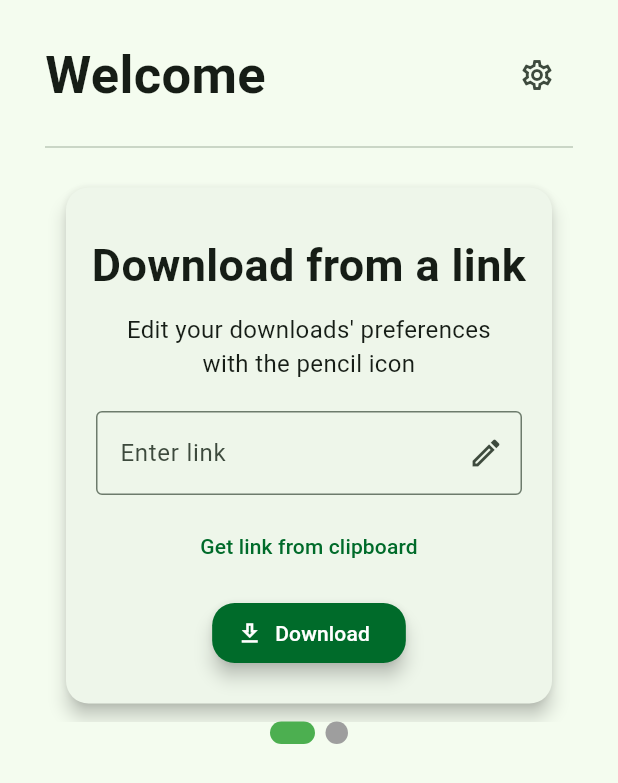
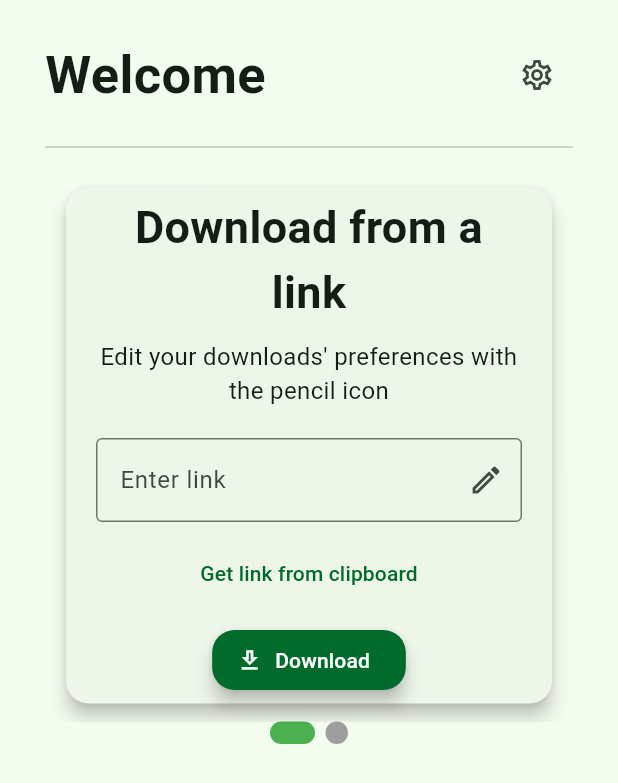
Before and after one commit to Hari-Patel1/Old-Yt-DlpGuiGrabber-Frontend, a Flutter app: the screen it shows after launch, after a tap on "Get link from clipboard", on a phone screen of 412 x 824 dp. Shown: the top 783 px of the screen. Run offline on Flutter 3.47's test engine with Material 3 defaults, Android fonts, the phone set to English and light mode, and no system bars; drawn by our look-alikes of smooth_page_indicator; our stand-ins replace bloc, equatable, flutter_bloc, google_fonts, shared_preferences.

Commit message:
Merge remote-tracking branch 'origin/main'
# Conflicts:
#	lib/main.dart
#	macos/Flutter/GeneratedPluginRegistrant.swift
#	pubspec.lock
#	pubspec.yaml

```diff
--- a/lib/elements/card_element.dart
+++ /dev/null
@@ -1,200 +0,0 @@
-import 'package:flutter/material.dart';
-import 'package:smooth_page_indicator/smooth_page_indicator.dart';
-import 'package:yt_dlp_gui_grabber/elements/dialog_element.dart';
-
-import '../methods/get_clipboard_method.dart';
-
-class CardView extends StatefulWidget {
-  const CardView({super.key});
-
-  @override
-  State<CardView> createState() => _CardViewState();
-}
-
-class _CardViewState extends State<CardView> {
-  final PageController _pageController = PageController();
-  final int _numPages = 2;
-  final TextEditingController _textEditingController = TextEditingController();
-
-
-  @override
-  void dispose() {
-    _pageController.dispose();
-    super.dispose();
-  }
-
-  @override
-  Widget build(BuildContext context) {
-    return Column(
-      children: [
-        SizedBox(
-          height: 360,
-          child: PageView.builder(
-            controller: _pageController,
-            itemCount: _numPages,
-            itemBuilder: (context, index) {
-              // Each page of the PageView will be a Card
-              if (index == 0) {
-                return Padding(
-                  padding: const EdgeInsets.symmetric(horizontal: 10.0),
-                  child: Padding(
-                    padding: const EdgeInsets.only(bottom: 8.0),
-                    child: Card(
-                      elevation: 5, // Adds a shadow
-                      shape: const RoundedRectangleBorder(
-                        borderRadius: BorderRadius.all(
-                          Radius.circular(15.0),
-                        ), // Rounded corners
-                      ),
-                      child: Center(
-                        child: Column(
-                          children: [
-                            Padding(
-                              padding: const EdgeInsets.only(top: 30),
-                              child: Text(
-                                "Download from a link",
-                                textAlign: TextAlign.center,
-                                style: const TextStyle(
-                                  fontSize: 30,
-                                  fontWeight: FontWeight.bold,
-                                ),
-                              ),
-                            ),
-                            const SizedBox(height: 10),
-                            Padding(
-                              padding: const EdgeInsets.symmetric(
-                                horizontal: 30.0,
-                              ),
-                              child: Text(
-                                "Edit your downloads' preferences with the pencil icon",
-                                textAlign: TextAlign.center,
-                                style: const TextStyle(fontSize: 16),
-                              ),
-                            ),
-                            const SizedBox(height: 20),
-
-                            Padding(
-                              padding: const EdgeInsets.symmetric(
-                                horizontal: 20.0,
-                              ),
-                              child: TextFormField(
-                                controller: _textEditingController,
-                                decoration: InputDecoration(
-                                  border: OutlineInputBorder(),
-                                  labelText: "Enter link",
-                                  hintText: "Enter a valid link",
-                                  suffixIcon: IconButton(
-                                    icon: const Icon(Icons.edit_outlined),
-                                    onPressed: () {
-                                      showDialog(
-                                        context: context,
-                                        builder: (BuildContext context) {
-                                          return const EditDialog();
-                                        },
-                                      );
-                                    },
-                                  ),
-                                ),
-                                onSaved: (value) {
-
-                                },
-                              ),
-                            ),
-
-                            const SizedBox(height: 10),
-
-                            TextButton(
-                              onPressed: () async {
-                                String? clipboardData = await getClipboardData();
-                                _textEditingController.text = clipboardData!;
-                              },
-                              child: const Text("Get link from clipboard"),
-                            ),
-
-
-                            const SizedBox(height: 10),
-
-                            FilledButton.icon(
-                              style: FilledButton.styleFrom(
-                                elevation: 5,
-                                shape: const RoundedRectangleBorder(
-                                  borderRadius: BorderRadius.all(
-                                    Radius.circular(15.0),
-                                  ), // Rounded corners
-                                ),
-                              ),
-                              onPressed: () {},
-                              label: const Text("Download"),
-                              icon: const Icon(Icons.download_outlined),
-                            ),
-                          ],
-                        ),
-                      ),
-                    ),
-                  ),
-                );
-              } else {
-                return Padding(
-                  padding: const EdgeInsets.symmetric(horizontal: 10.0),
-                  child: Padding(
-                    padding: const EdgeInsets.only(bottom: 8.0),
-                    child: Card(
-                      elevation: 5, // Adds a shadow
-                      shape: const RoundedRectangleBorder(
-                        borderRadius: BorderRadius.all(
-                          Radius.circular(15.0),
-                        ), // Rounded corners
-                      ),
-                      child: Center(
-                        child: Column(
-                          children: [
-                            Padding(
-                              padding: const EdgeInsets.only(top: 30),
-                              child: Text(
-                                "Tag an existing download",
-                                textAlign: TextAlign.center,
-                                style: const TextStyle(
-                                  fontSize: 30,
-                                  fontWeight: FontWeight.bold,
-                                ),
-                              ),
-                            ),
-                            const SizedBox(height: 10),
-                            Padding(
-                              padding: const EdgeInsets.symmetric(
-                                horizontal: 30.0,
-                              ),
-                              child: Text(
-                                "Add a tag to an existing download (Audio only)",
-                                textAlign: TextAlign.center,
-                                style: const TextStyle(fontSize: 16),
-                              ),
-                            ),
-                          ],
-                        ),
-                      ),
-                    ),
-                  ),
-                );
-              }
-            },
-          ),
-        ),
-        // Dot indicator at the bottom
-        SmoothPageIndicator(
-          controller: _pageController,
-          count: _numPages,
-          effect: const ExpandingDotsEffect(
-            dotWidth: 15,
-            dotHeight: 15,
-            spacing: 7,
-            dotColor: Colors.grey,
-            activeDotColor: Colors.green,
-            expansionFactor: 2,
-          ),
-        ),
-        const SizedBox(height: 20),
-      ],
-    );
-  }
-}
--- /dev/null
+++ b/lib/home/logic/pages/home_bloc.dart
@@ -0,0 +1,36 @@
+import 'package:bloc/bloc.dart';
+import 'package:equatable/equatable.dart';
+import 'package:flutter/services.dart';
+
+part 'home_event.dart';
+part 'home_state.dart';
+
+class HomeBloc extends Bloc<HomeEvent, HomeState> {
+  HomeBloc() : super(const HomeState()) {
+    on<FetchUrlFromClipboard>(_onFetchUrlFromClipboard);
+    on<SetUrl>(_onSetUrl);
+    on<UpdatePreferences>(_onUpdatePreferences);
+  }
+
+  Future<void> _onFetchUrlFromClipboard(
+      FetchUrlFromClipboard event,
+      Emitter<HomeState> emit,
+      ) async {
+    final data = await Clipboard.getData('text/plain');
+    emit(state.copyWith(url: data?.text ?? ''));
+  }
+
+  Future<void> _onSetUrl(
+      SetUrl event,
+      Emitter<HomeState> emit,
+      ) async {
+    emit(state.copyWith(url: event.url));
+  }
+
+  Future<void> _onUpdatePreferences(
+      UpdatePreferences event,
+      Emitter<HomeState> emit,
+      ) async {
+
+  }
+}
--- /dev/null
+++ b/lib/home/logic/pages/home_event.dart
@@ -0,0 +1,49 @@
+part of 'home_bloc.dart';
+
+abstract class HomeEvent extends Equatable {
+  const HomeEvent();
+
+  @override
+  List<Object?> get props => [];
+}
+
+class FetchUrlFromClipboard extends HomeEvent {}
+
+class SetUrl extends HomeEvent {
+  final String url;
+  const SetUrl(this.url);
+
+  @override
+  List<Object?> get props => [url];
+}
+
+class UpdatePreferences extends HomeEvent {
+  const UpdatePreferences(
+      this.selectedExtension,
+      this.audioOnly,
+      this.selectedAudioQuality,
+      this.selectedVideoQuality,
+      this.embedThumbnail,
+      this.downloadAlbumArt,
+      this.addMetadata,
+      );
+
+  final String selectedExtension;
+  final bool audioOnly;
+  final String selectedAudioQuality;
+  final String selectedVideoQuality;
+  final bool embedThumbnail;
+  final bool downloadAlbumArt;
+  final bool addMetadata;
+
+  @override
+  List<Object?> get props => [
+    selectedExtension,
+    audioOnly,
+    selectedAudioQuality,
+    selectedVideoQuality,
+    embedThumbnail,
+    downloadAlbumArt,
+    addMetadata,
+  ];
+}
--- /dev/null
+++ b/lib/home/logic/pages/home_state.dart
@@ -0,0 +1,14 @@
+part of 'home_bloc.dart';
+
+class HomeState extends Equatable {
+  final String? url;
+
+  const HomeState({this.url});
+
+  HomeState copyWith({String? url}) {
+    return HomeState(url: url ?? this.url);
+  }
+
+  @override
+  List<Object?> get props => [url];
+}
--- a/lib/home/ui/home_page.dart
+++ /dev/null
@@ -1,48 +0,0 @@
-import 'package:flutter/material.dart';
-
-import '../../elements/card_element.dart';
-
-class HomePage extends StatelessWidget {
-  const HomePage({super.key});
-
-  @override
-  Widget build(BuildContext context) {
-    return Scaffold(
-      body: SafeArea(
-        child: Padding(
-          padding: const EdgeInsets.symmetric(horizontal: 30.0, vertical: 25.0),
-          child: Column(
-            children: [
-              Row(
-                children: [
-                  Text(
-                    "Welcome",
-                    style: const TextStyle(
-                      fontSize: 35.0,
-                      fontWeight: FontWeight.bold,
-                    ),
-                    textAlign: TextAlign.center,
-                  ),
-                  Expanded(
-                    child: Padding(padding: const EdgeInsets.only(left: 20.0)),
-                  ),
-                  IconButton(
-                    onPressed: () {},
-                    icon: const Icon(Icons.settings_outlined),
-                  ),
-                ],
-              ),
-              const SizedBox(height: 15.0),
-
-              Divider(),
-
-              const SizedBox(height: 15.0),
-
-              Expanded(child: CardView()),
-            ],
-          ),
-        ),
-      ),
-    );
-  }
-}
--- /dev/null
+++ b/lib/home/ui/pages/home_page.dart
@@ -0,0 +1,235 @@
+import 'package:flutter/material.dart';
+import 'package:flutter_bloc/flutter_bloc.dart';
+import 'package:smooth_page_indicator/smooth_page_indicator.dart';
+import 'package:yt_dlp_gui_grabber/home/logic/pages/home_bloc.dart';
+
+import '../elements/edit_dialog_element.dart';
+
+class HomePage extends StatefulWidget {
+  const HomePage({super.key});
+
+  @override
+  State<HomePage> createState() => _HomePageState();
+}
+
+class _HomePageState extends State<HomePage> {
+  final PageController _pageController = PageController();
+  final int _numPages = 2;
+  final TextEditingController _textEditingController = TextEditingController();
+
+  @override
+  void dispose() {
+    _pageController.dispose();
+    _textEditingController.dispose();
+    super.dispose();
+  }
+
+  @override
+  Widget build(BuildContext context) {
+    return BlocProvider(
+      create: (_) => HomeBloc(),
+      child: Scaffold(
+        body: SafeArea(
+          child: Padding(
+            padding: const EdgeInsets.symmetric(
+              horizontal: 30.0,
+              vertical: 25.0,
+            ),
+            child: Column(
+              children: [
+                Row(
+                  children: [
+                    const Text(
+                      "Welcome",
+                      style: TextStyle(
+                        fontSize: 35.0,
+                        fontWeight: FontWeight.bold,
+                      ),
+                    ),
+                    const Spacer(),
+                    IconButton(
+                      onPressed: () {},
+                      icon: const Icon(Icons.settings_outlined),
+                    ),
+                  ],
+                ),
+                const SizedBox(height: 15.0),
+                const Divider(),
+                const SizedBox(height: 15.0),
+
+                // PAGEVIEW
+                Expanded(
+                  child: Column(
+                    children: [
+                      SizedBox(
+                        height: 360,
+                        child: PageView.builder(
+                          controller: _pageController,
+                          itemCount: _numPages,
+                          itemBuilder: (context, index) {
+                            if (index == 0) {
+                              return _buildDownloadCard(context);
+                            } else {
+                              return _buildTagCard();
+                            }
+                          },
+                        ),
+                      ),
+
+                      SmoothPageIndicator(
+                        controller: _pageController,
+                        count: _numPages,
+                        effect: const ExpandingDotsEffect(
+                          dotWidth: 15,
+                          dotHeight: 15,
+                          spacing: 7,
+                          dotColor: Colors.grey,
+                          activeDotColor: Colors.green,
+                          expansionFactor: 2,
+                        ),
+                      ),
+                      const SizedBox(height: 20),
+                    ],
+                  ),
+                ),
+              ],
+            ),
+          ),
+        ),
+      ),
+    );
+  }
+
+  Widget _buildDownloadCard(BuildContext context) {
+    return Padding(
+      padding: const EdgeInsets.symmetric(
+        horizontal: 10.0,
+      ).copyWith(bottom: 8.0),
+      child: Card(
+        elevation: 5,
+        shape: const RoundedRectangleBorder(
+          borderRadius: BorderRadius.all(Radius.circular(15.0)),
+        ),
+        child: Center(
+          child: Padding(
+            padding: const EdgeInsets.symmetric(horizontal: 20.0),
+            child: BlocBuilder<HomeBloc, HomeState>(
+              buildWhen: (previous, current) => previous.url != current.url,
+              builder: (context, state) {
+                // update text editing controller if url changes
+                if (_textEditingController.text != (state.url ?? '')) {
+                  _textEditingController.text = state.url ?? '';
+                  _textEditingController.selection = TextSelection.collapsed(
+                    offset: _textEditingController.text.length,
+                  );
+                }
+
+                return Column(
+                  mainAxisAlignment: MainAxisAlignment.center,
+                  children: [
+                    const Text(
+                      "Download from a link",
+                      textAlign: TextAlign.center,
+                      style: TextStyle(
+                        fontSize: 30,
+                        fontWeight: FontWeight.bold,
+                      ),
+                    ),
+                    const SizedBox(height: 10),
+                    const Text(
+                      "Edit your downloads' preferences with the pencil icon",
+                      textAlign: TextAlign.center,
+                      style: TextStyle(fontSize: 16),
+                    ),
+                    const SizedBox(height: 20),
+
+                    TextFormField(
+                      controller: _textEditingController,
+                      decoration: InputDecoration(
+                        border: const OutlineInputBorder(),
+                        labelText: "Enter link",
+                        hintText: "Enter a valid link",
+                        suffixIcon: IconButton(
+                          icon: const Icon(Icons.edit_outlined),
+                          onPressed: () {
+                            showDialog(
+                              context: context,
+                              builder: (_) => const EditPreferencesDialog(),
+                            );
+                          },
+                        ),
+                      ),
+                      onChanged: (value) {
+                        context.read<HomeBloc>().add(SetUrl(value));
+                      },
+                    ),
+
+                    const SizedBox(height: 10),
+
+                    TextButton(
+                      onPressed: () {
+                        context.read<HomeBloc>().add(FetchUrlFromClipboard());
+                      },
+                      child: const Text("Get link from clipboard"),
+                    ),
+
+                    const SizedBox(height: 10),
+
+                    FilledButton.icon(
+                      style: FilledButton.styleFrom(
+                        elevation: 5,
+                        shape: const RoundedRectangleBorder(
+                          borderRadius: BorderRadius.all(Radius.circular(15.0)),
+                        ),
+                      ),
+                      onPressed: () {
+                        // Implement download logic
+                      },
+                      label: const Text("Download"),
+                      icon: const Icon(Icons.download_outlined),
+                    ),
+                  ],
+                );
+              },
+            ),
+          ),
+        ),
+      ),
+    );
+  }
+
+  Widget _buildTagCard() {
+    return Padding(
+      padding: const EdgeInsets.symmetric(
+        horizontal: 10.0,
+      ).copyWith(bottom: 8.0),
+      child: Card(
+        elevation: 5,
+        shape: const RoundedRectangleBorder(
+          borderRadius: BorderRadius.all(Radius.circular(15.0)),
+        ),
+        child: const Center(
+          child: Column(
+            mainAxisAlignment: MainAxisAlignment.center,
+            children: [
+              Text(
+                "Tag an existing download",
+                textAlign: TextAlign.center,
+                style: TextStyle(fontSize: 30, fontWeight: FontWeight.bold),
+              ),
+              SizedBox(height: 10),
+              Padding(
+                padding: EdgeInsets.symmetric(horizontal: 30.0),
+                child: Text(
+                  "Add a tag to an existing download (Audio only)",
+                  textAlign: TextAlign.center,
+                  style: TextStyle(fontSize: 16),
+                ),
+              ),
+            ],
+          ),
+        ),
+      ),
+    );
+  }
+}
--- a/lib/main.dart
+++ b/lib/main.dart
@@ -1,5 +1,5 @@
 import 'package:flutter/material.dart';
-import 'home/ui/home_page.dart';
+import 'home/ui/pages/home_page.dart';
 import 'util.dart';
 import 'theme.dart';
 
--- a/lib/theme.dart
+++ b/lib/theme.dart
@@ -344,7 +344,7 @@ class MaterialTheme {
        bodyColor: colorScheme.onSurface,
        displayColor: colorScheme.onSurface,
      ),
-     scaffoldBackgroundColor: colorScheme.background,
+     scaffoldBackgroundColor: colorScheme.surface,
      canvasColor: colorScheme.surface,
   );
 
--- a/pubspec.yaml
+++ b/pubspec.yaml
@@ -36,6 +36,9 @@ dependencies:
   cupertino_icons: ^1.0.8
   google_fonts: ^6.2.1
   smooth_page_indicator: ^1.2.1
+  shared_preferences: ^2.5.3
+  equatable: ^2.0.7
+  flutter_bloc: ^9.1.1
 
 dev_dependencies:
   flutter_test:
```
Also changed, not shown: lib/home/ui/elements/edit_dialog_element.dart (renamed from lib/elements/dialog_element.dart, +62 -39 lines), lib/home/logic/elements/edit_dialog_bloc.dart (added), lib/home/logic/elements/edit_dialog_event.dart (added), lib/home/logic/elements/edit_dialog_state.dart (added), pubspec.lock, 1 other file.
